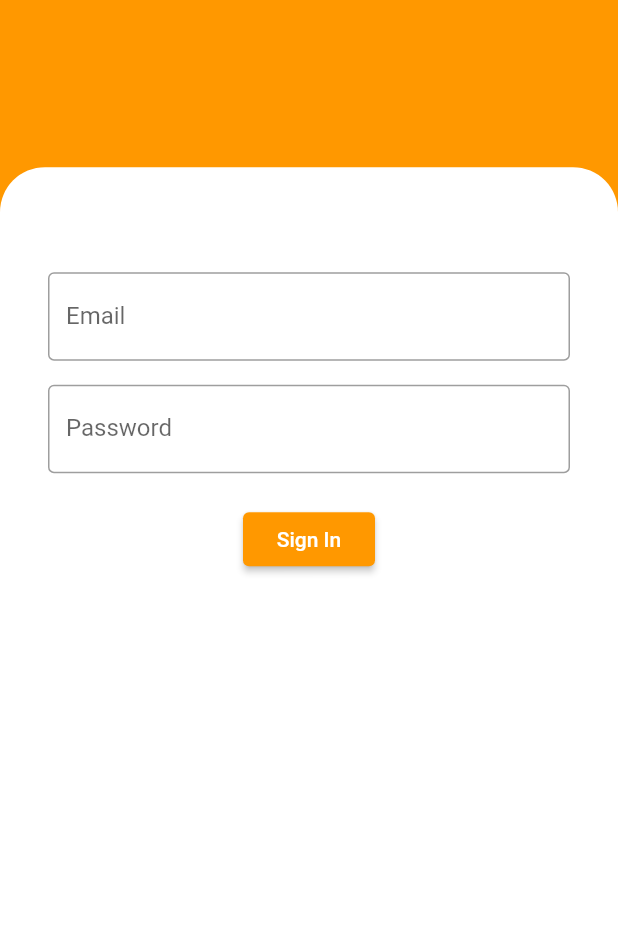
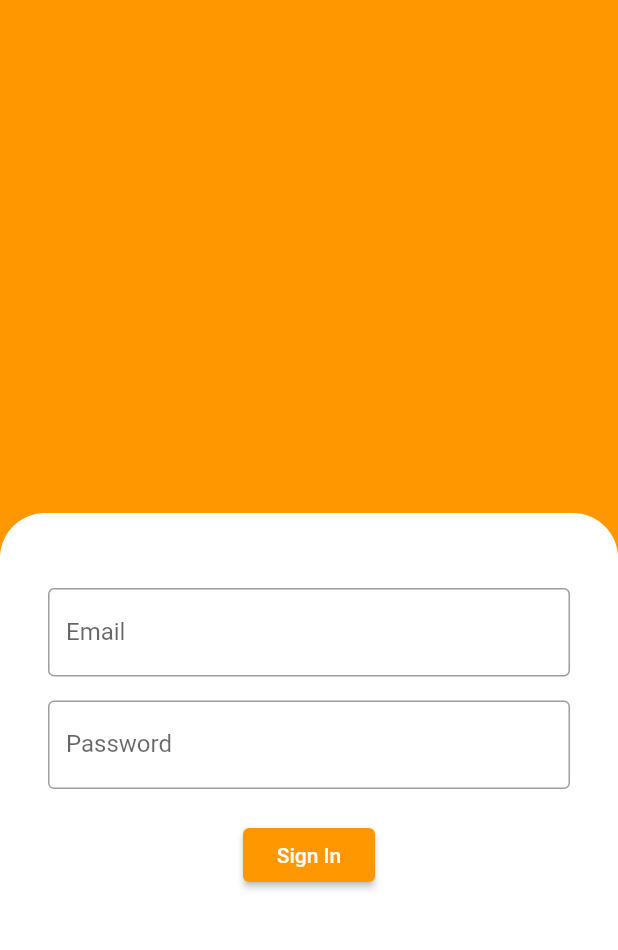
Before and after one commit to Nikhil-Wagh/Expenditure, a Flutter app: the screen it shows after launch, on a phone screen of 412 x 824 dp, the part 270-1220 px from its top. Run offline on Flutter 3.47's test engine with Material 2 defaults, Android fonts, the phone set to English and light mode, and no system bars; our stand-ins replace firebase_auth, firebase_core; accounts and stored records are empty.

Commit message:
Fixed the constant size of Auth Form

```diff
--- a/lib/screens/authenticate/authenticate.dart
+++ b/lib/screens/authenticate/authenticate.dart
@@ -86,7 +86,6 @@ class _AuthenticateState extends State<Authenticate> with SingleTickerProviderSt
       padding: EdgeInsets.all(20),
       child: SizedBox(
         width: double.infinity,
-        height: double.infinity,
         child: Column(
           crossAxisAlignment: CrossAxisAlignment.start,
           mainAxisSize: MainAxisSize.max,
@@ -126,20 +125,14 @@ class _AuthenticateState extends State<Authenticate> with SingleTickerProviderSt
     );
   }
 
-  Container _authSkeleton() {
-    return Container(
-      alignment: Alignment.bottomCenter,
-      child: Column(
+  // TODO: Move text fields into view when focused
+  Column _authSkeleton() {
+    return Column(
+      crossAxisAlignment: CrossAxisAlignment.center,
       mainAxisSize: MainAxisSize.min,
       mainAxisAlignment: MainAxisAlignment.end,
       children: [
-          Expanded(
-            child: Transform.translate(
-              offset: Offset(
-                0,
-                MediaQuery.of(context).size.height / 3.5,
-              ),
-              child: Container(
+        Container(
           decoration: BoxDecoration(
             color: Colors.white,
             borderRadius: BorderRadius.only(
@@ -149,7 +142,7 @@ class _AuthenticateState extends State<Authenticate> with SingleTickerProviderSt
           ),
           child: Padding(
             padding: const EdgeInsets.symmetric(
-                    vertical: 70,
+              vertical: 50,
               horizontal: 32,
             ),
             child: Form(
@@ -196,6 +189,10 @@ class _AuthenticateState extends State<Authenticate> with SingleTickerProviderSt
                       }
                     },
                   ),
+                  Visibility(
+                    visible: error.isNotEmpty,
+                    child: Column(
+                      children: [
                         SizedBox(
                           height: 30.0,
                         ),
@@ -206,23 +203,23 @@ class _AuthenticateState extends State<Authenticate> with SingleTickerProviderSt
                         ),
                       ],
                     ),
-                  ),
+                  )
+                ],
               ),
             ),
           ),
         )
       ],
-      ),
     );
   }
 
   validateEmail() {}
 
-  Container _signInTab() {
+  Column _signInTab() {
     return _authSkeleton();
   }
 
-  Container _signUpTab() {
+  Column _signUpTab() {
     return _authSkeleton();
   }
 }
```
Lines whose indentation alone changed are shown as unchanged.
